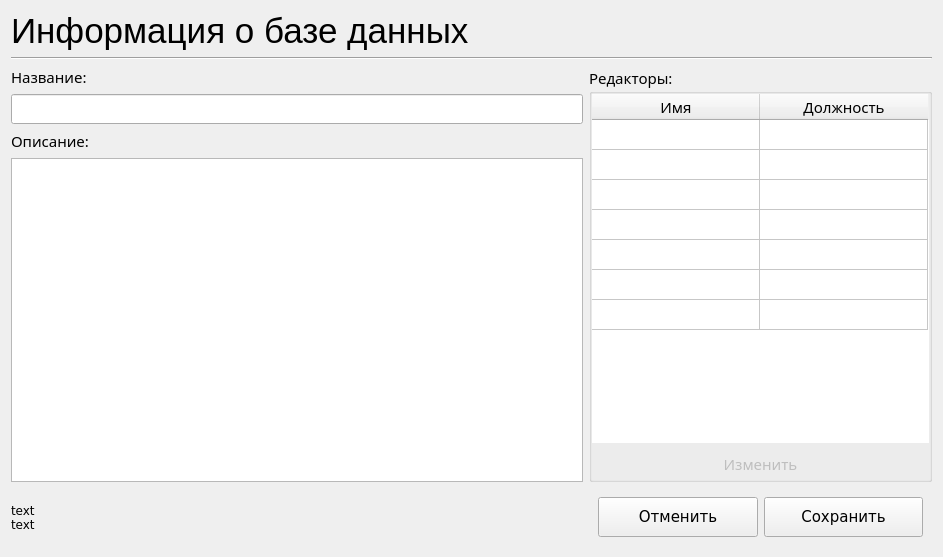
Qt form informationdb_dialog.ui (skripach2111/Kursovoy) before a commit.
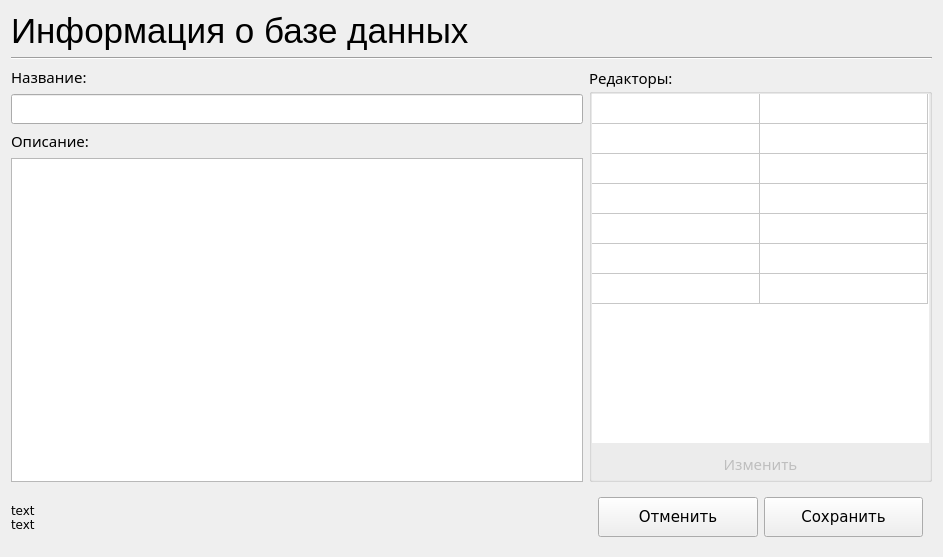
The same form after that commit.

What changed in the file:
```diff
--- a/informationdb_dialog.ui
+++ b/informationdb_dialog.ui
@@ -118,7 +118,7 @@
          <number>7</number>
         </property>
         <attribute name="horizontalHeaderVisible">
-         <bool>true</bool>
+         <bool>false</bool>
         </attribute>
         <attribute name="horizontalHeaderMinimumSectionSize">
          <number>24</number>
@@ -141,7 +141,7 @@
         <row/>
         <column>
          <property name="text">
-          <string>Имя</string>
+          <string>ФИО</string>
          </property>
         </column>
         <column>
```
